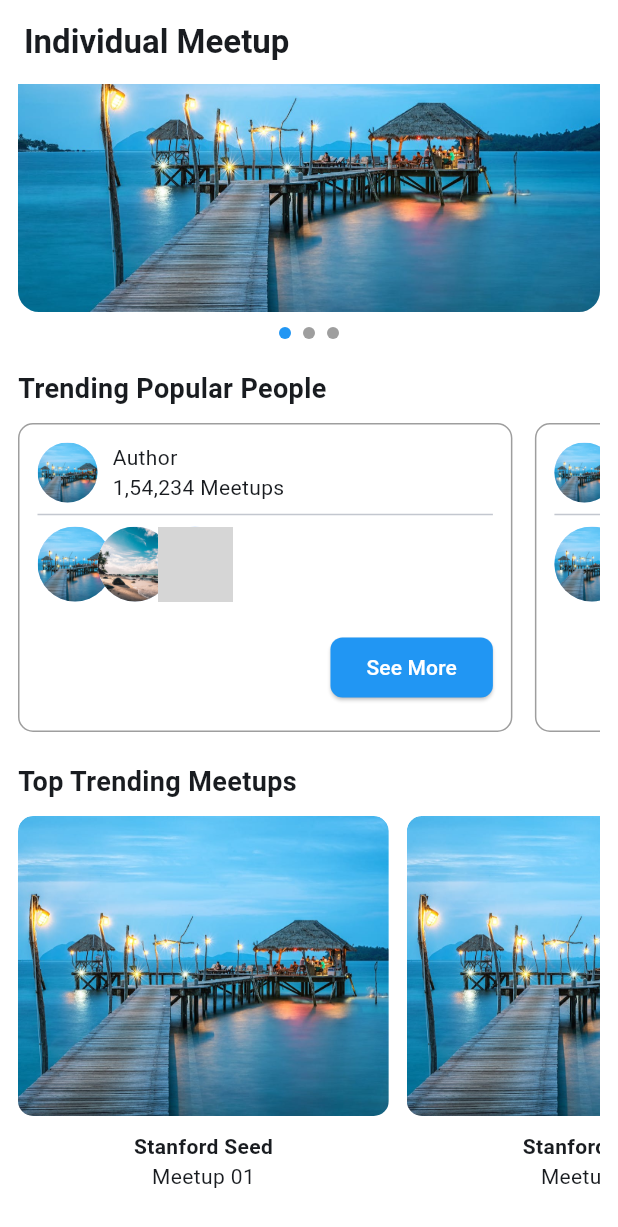
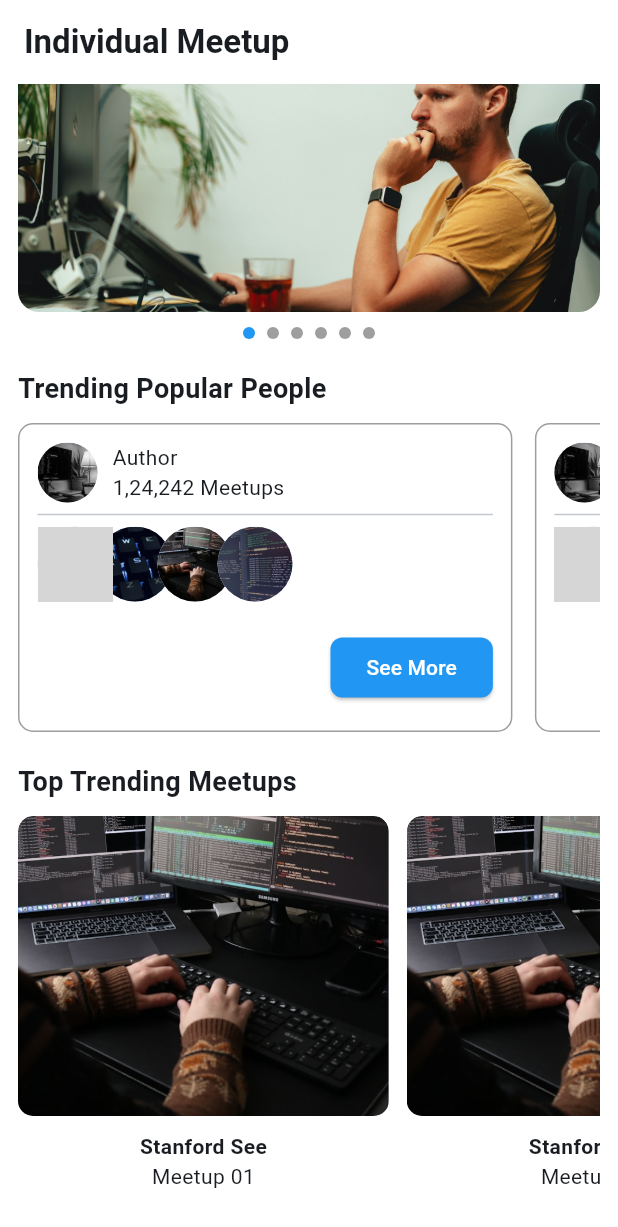
Before and after one commit to Ranjith-Kumar-47/flutter_development_task, a Flutter app: the MeetupScreen screen opened directly, scrolled down 130 dp, on a phone screen of 412 x 824 dp. Shown: the top 1227 px of the screen. Run offline on Flutter 3.47's test engine with Material 3 defaults, Android fonts, the phone set to English and light mode, and no system bars; drawn by our look-alikes of carousel_slider; our stand-ins replace email_validator, flutter_rating_bar, flutter_svg, fluttertoast, share_plus; grey boxes are pictures that could not be loaded.

Commit message:
fourth commit

```diff
--- a/lib/model/individual_meetup_model.dart
+++ b/lib/model/individual_meetup_model.dart
@@ -1,4 +1,51 @@
-// class IndividualMeetup {
-//   final List<String> slideList;
-//   final List<TrendingPopularPeople> trendingPopularPeople;
-// }
+import 'package:flutter_development_task/model/top_trending_meetup.dart';
+import 'package:flutter_development_task/model/trending_popular_people.dart';
+
+class IndividualMeetup {
+  final List<String> slideList;
+  final List<TrendingPopularPeople> trendingPopularPeople;
+  final List<TopTrendingMeetup> topTrendingMeetup;
+
+  IndividualMeetup({
+    required this.slideList,
+    required this.trendingPopularPeople,
+    required this.topTrendingMeetup,
+  });
+
+  // Factory constructor to create an IndividualMeetup object from JSON
+  factory IndividualMeetup.fromJson(Map<String, dynamic> json) {
+    return IndividualMeetup(
+      slideList: List<String>.from(json['slideList']),
+      trendingPopularPeople: (json['trendingPopularPeople'] as List).map((item) => TrendingPopularPeople.fromJson(item)).toList(),
+      topTrendingMeetup: (json['topTrendingMeetup'] as List).map((item) => TopTrendingMeetup.fromJson(item)).toList(),
+    );
+  }
+
+  // Method to convert IndividualMeetup object to JSON
+  Map<String, dynamic> toJson() {
+    return {
+      'slideList': slideList,
+      'trendingPopularPeople': trendingPopularPeople.map((item) => item.toJson()).toList(),
+      'topTrendingMeetup': topTrendingMeetup.map((item) => item.toJson()).toList(),
+    };
+  }
+
+  // copyWith method
+  IndividualMeetup copyWith({
+    List<String>? slideList,
+    List<TrendingPopularPeople>? trendingPopularPeople,
+    List<TopTrendingMeetup>? topTrendingMeetup,
+  }) {
+    return IndividualMeetup(
+      slideList: slideList ?? List.from(this.slideList),
+      trendingPopularPeople: trendingPopularPeople ?? List.from(this.trendingPopularPeople),
+      topTrendingMeetup: topTrendingMeetup ?? List.from(this.topTrendingMeetup),
+    );
+  }
+
+  // Override toString for easy printing of object
+  @override
+  String toString() {
+    return 'IndividualMeetup(slideList: $slideList, trendingPopularPeople: $trendingPopularPeople, topTrendingMeetup: $topTrendingMeetup)';
+  }
+}
--- /dev/null
+++ b/lib/model/top_trending_meetup.dart
@@ -0,0 +1,48 @@
+class TopTrendingMeetup {
+  String imageUrl;
+  String title;
+  String subTitle;
+
+  TopTrendingMeetup({
+    required this.imageUrl,
+    required this.title,
+    required this.subTitle,
+  });
+
+  // Factory constructor to create a TopTrendingMeetup object from JSON
+  factory TopTrendingMeetup.fromJson(Map<String, dynamic> json) {
+    return TopTrendingMeetup(
+      imageUrl: json['imageUrl'],
+      title: json['title'],
+      subTitle: json['subTitle'],
+    );
+  }
+
+  // Method to convert TopTrendingMeetup object to JSON
+  Map<String, dynamic> toJson() {
+    return {
+      'imageUrl': imageUrl,
+      'title': title,
+      'subTitle': subTitle,
+    };
+  }
+
+  // copyWith method
+  TopTrendingMeetup copyWith({
+    String? imageUrl,
+    String? title,
+    String? subTitle,
+  }) {
+    return TopTrendingMeetup(
+      imageUrl: imageUrl ?? this.imageUrl,
+      title: title ?? this.title,
+      subTitle: subTitle ?? this.subTitle,
+    );
+  }
+
+  // Override toString for easy printing of object
+  @override
+  String toString() {
+    return 'TopTrendingMeetup(imageUrl: $imageUrl, title: $title, subTitle: $subTitle)';
+  }
+}
--- a/lib/model/trending_popular_people.dart
+++ b/lib/model/trending_popular_people.dart
@@ -4,5 +4,51 @@ class TrendingPopularPeople {
   List<String> memberListAvatar;
   String memberAvatar;
 
-  TrendingPopularPeople(this.title, this.membersCount, this.memberListAvatar, this.memberAvatar);
+  TrendingPopularPeople({
+    required this.title,
+    required this.membersCount,
+    required this.memberListAvatar,
+    required this.memberAvatar,
+  });
+
+  // Factory constructor to create a Group object from JSON
+  factory TrendingPopularPeople.fromJson(Map<String, dynamic> json) {
+    return TrendingPopularPeople(
+      title: json['title'],
+      membersCount: json['membersCount'],
+      memberListAvatar: List<String>.from(json['memberListAvatar']),
+      memberAvatar: json['memberAvatar'],
+    );
+  }
+
+  // Method to convert Group object to JSON
+  Map<String, dynamic> toJson() {
+    return {
+      'title': title,
+      'membersCount': membersCount,
+      'memberListAvatar': memberListAvatar,
+      'memberAvatar': memberAvatar,
+    };
+  }
+
+  // copyWith method
+  TrendingPopularPeople copyWith({
+    String? title,
+    int? membersCount,
+    List<String>? memberListAvatar,
+    String? memberAvatar,
+  }) {
+    return TrendingPopularPeople(
+      title: title ?? this.title,
+      membersCount: membersCount ?? this.membersCount,
+      memberListAvatar: memberListAvatar ?? List.from(this.memberListAvatar),
+      memberAvatar: memberAvatar ?? this.memberAvatar,
+    );
+  }
+
+  // Override toString for easy printing of object
+  @override
+  String toString() {
+    return 'Group(title: $title, membersCount: $membersCount, memberListAvatar: $memberListAvatar, memberAvatar: $memberAvatar)';
+  }
 }
--- a/lib/screens/login_screen.dart
+++ b/lib/screens/login_screen.dart
@@ -5,7 +5,7 @@ import 'package:flutter/gestures.dart';
 import 'package:flutter/material.dart';
 import 'package:flutter_development_task/constants/string_constants.dart';
 import 'package:flutter_development_task/global_fun.dart';
-import 'package:flutter_development_task/screens/meetup_screen.dart';
+import 'package:flutter_development_task/screens/dashboard_screen.dart';
 import 'package:flutter_svg/svg.dart';
 
 class LoginPage extends StatefulWidget {
@@ -154,7 +154,7 @@ class LoginPageState extends State<LoginPage> {
                           ToastMessage.showToastMessage('${StringConstants.loginSuccess}!!');
                           Navigator.push(context, MaterialPageRoute(
                             builder: (context) {
-                              return MeetupScreen();
+                              return DashboardPage();
                             },
                           ));
                         }
--- a/lib/screens/meetup_screen.dart
+++ b/lib/screens/meetup_screen.dart
@@ -2,9 +2,12 @@ import 'dart:developer';
 
 import 'package:carousel_slider/carousel_slider.dart';
 import 'package:flutter/material.dart';
+import 'package:flutter_development_task/model/individual_meetup_model.dart';
 import 'package:intl/intl.dart';
 
 import '../constants/string_constants.dart';
+import '../model/top_trending_meetup.dart';
+import '../model/trending_popular_people.dart';
 import 'description_screen.dart';
 
 class MeetupScreen extends StatefulWidget {
@@ -16,11 +19,77 @@ class MeetupScreen extends StatefulWidget {
 
 class MeetupScreenState extends State<MeetupScreen> {
   int _currentIndex = 0;
+  late final IndividualMeetup individualMeetup;
   final List<String> imgList = [
     'assets/image_one.jpg',
     'assets/image_two.jpg',
     'assets/image_three.jpg',
+    'assets/image_one.jpg',
+    'assets/image_two.jpg',
+    'assets/image_three.jpg',
   ];
+
+  @override
+  void initState() {
+    // TODO: implement initState
+    super.initState();
+    List<String> slideListImage = [
+      'assets/meetup_one.jpg',
+      'assets/meetup_two.jpg',
+      'assets/member_one.jpg',
+    ];
+    List<TrendingPopularPeople> trendingPopularPeople = [
+      TrendingPopularPeople(
+          title: 'Author',
+          membersCount: 124242,
+          memberListAvatar: [
+            'assets/member_one.jpg',
+            'assets/member_two.jpg',
+            'assets/member_three.jpg',
+            'assets/member_four.jpg',
+          ],
+          memberAvatar: 'assets/member_six.jpg'),
+      TrendingPopularPeople(
+          title: 'Author',
+          membersCount: 124242,
+          memberListAvatar: [
+            'assets/member_one.jpg',
+            'assets/member_two.jpg',
+            'assets/member_three.jpg',
+            'assets/member_four.jpg',
+          ],
+          memberAvatar: 'assets/member_six.jpg'),
+      TrendingPopularPeople(
+          title: 'Author',
+          membersCount: 124242,
+          memberListAvatar: [
+            'assets/member_one.jpg',
+            'assets/member_two.jpg',
+            'assets/member_three.jpg',
+            'assets/member_four.jpg',
+          ],
+          memberAvatar: 'assets/member_six.jpg'),
+      TrendingPopularPeople(
+          title: 'Author',
+          membersCount: 124242,
+          memberListAvatar: [
+            'assets/member_one.jpg',
+            'assets/member_two.jpg',
+            'assets/member_three.jpg',
+            'assets/member_four.jpg',
+          ],
+          memberAvatar: 'assets/member_six.jpg'),
+    ];
+
+    List<TopTrendingMeetup> topTrendingMeetup = [
+      TopTrendingMeetup(imageUrl: 'assets/member_three.jpg', title: 'Stanford See', subTitle: 'Meetup 01'),
+      TopTrendingMeetup(imageUrl: 'assets/member_three.jpg', title: 'Stanford See', subTitle: 'Meetup 01'),
+      TopTrendingMeetup(imageUrl: 'assets/member_three.jpg', title: 'Stanford See', subTitle: 'Meetup 01'),
+      TopTrendingMeetup(imageUrl: 'assets/member_three.jpg', title: 'Stanford See', subTitle: 'Meetup 01'),
+      TopTrendingMeetup(imageUrl: 'assets/member_three.jpg', title: 'Stanford See', subTitle: 'Meetup 01'),
+    ];
+    individualMeetup = IndividualMeetup(slideList: slideListImage, trendingPopularPeople: trendingPopularPeople, topTrendingMeetup: topTrendingMeetup);
+  }
 
   @override
   Widget build(BuildContext context) {
@@ -97,7 +166,7 @@ class MeetupScreenState extends State<MeetupScreen> {
                     });
                   },
                 ),
-                items: imgList
+                items: individualMeetup.slideList
                     .map(
                       (item) => ClipRRect(
                         borderRadius: BorderRadius.circular(14),
@@ -140,7 +209,7 @@ class MeetupScreenState extends State<MeetupScreen> {
                 height: MediaQuery.sizeOf(context).height * .25,
                 child: ListView.builder(
                   scrollDirection: Axis.horizontal,
-                  itemCount: 5,
+                  itemCount: individualMeetup.trendingPopularPeople.length,
                   itemBuilder: (context, index) {
                     return Container(
                       margin: const EdgeInsets.only(right: 15),
@@ -152,13 +221,13 @@ class MeetupScreenState extends State<MeetupScreen> {
                         children: [
                           Row(
                             children: [
-                              CircleAvatar(backgroundImage: AssetImage(imgList.first)),
+                              CircleAvatar(backgroundImage: AssetImage(individualMeetup.trendingPopularPeople.elementAt(index).memberAvatar)),
                               const SizedBox(width: 10),
                               Column(
                                 crossAxisAlignment: CrossAxisAlignment.start,
                                 children: [
-                                  const Text("Author"),
-                                  Text('${getFormat(154234)} Meetups'),
+                                  Text(individualMeetup.trendingPopularPeople.elementAt(index).title),
+                                  Text('${getFormat(individualMeetup.trendingPopularPeople.elementAt(index).membersCount)} Meetups'),
                                 ],
                               ),
                             ],
@@ -167,14 +236,15 @@ class MeetupScreenState extends State<MeetupScreen> {
                           SizedBox(
                             height: 50,
                             child: Stack(
-                              children: imgList.asMap().entries.map((entry) {
+                              children: individualMeetup.trendingPopularPeople.elementAt(index).memberListAvatar.asMap().entries.map((entry) {
                                 int index = entry.key;
                                 String imageUrl = entry.value;
                                 return Positioned(
-                                  left: index * 40.0,
+                                  left: index * 40.0, // Adjust spacing as needed
                                   child: CircleAvatar(
                                     radius: 25,
-                                    backgroundImage: AssetImage(imageUrl),
+                                    backgroundImage: AssetImage(imageUrl), // For assets
+                                    // Use `NetworkImage(imageUrl)` instead if the images are from the internet
                                   ),
                                 );
                               }).toList(),
@@ -205,7 +275,7 @@ class MeetupScreenState extends State<MeetupScreen> {
                 height: 280,
                 child: ListView.builder(
                   scrollDirection: Axis.horizontal,
-                  itemCount: 5,
+                  itemCount: individualMeetup.topTrendingMeetup.length,
                   itemBuilder: (context, index) {
                     return GestureDetector(
                       onTap: () {
@@ -222,15 +292,15 @@ class MeetupScreenState extends State<MeetupScreen> {
                                 ClipRRect(
                                   borderRadius: BorderRadius.circular(10),
                                   child: Image.asset(
-                                    imgList.first,
+                                    individualMeetup.topTrendingMeetup.elementAt(index).imageUrl,
                                     width: double.infinity,
                                     height: 200,
                                     fit: BoxFit.cover,
                                   ),
                                 ),
                                 const SizedBox(height: 10),
-                                const Text('Stanford Seed', style: TextStyle(fontWeight: FontWeight.bold)),
-                                const Text('Meetup 01'),
+                                Text(individualMeetup.topTrendingMeetup.elementAt(index).title, style: TextStyle(fontWeight: FontWeight.bold)),
+                                Text(individualMeetup.topTrendingMeetup.elementAt(index).subTitle),
                               ],
                             ),
                           ),
```
